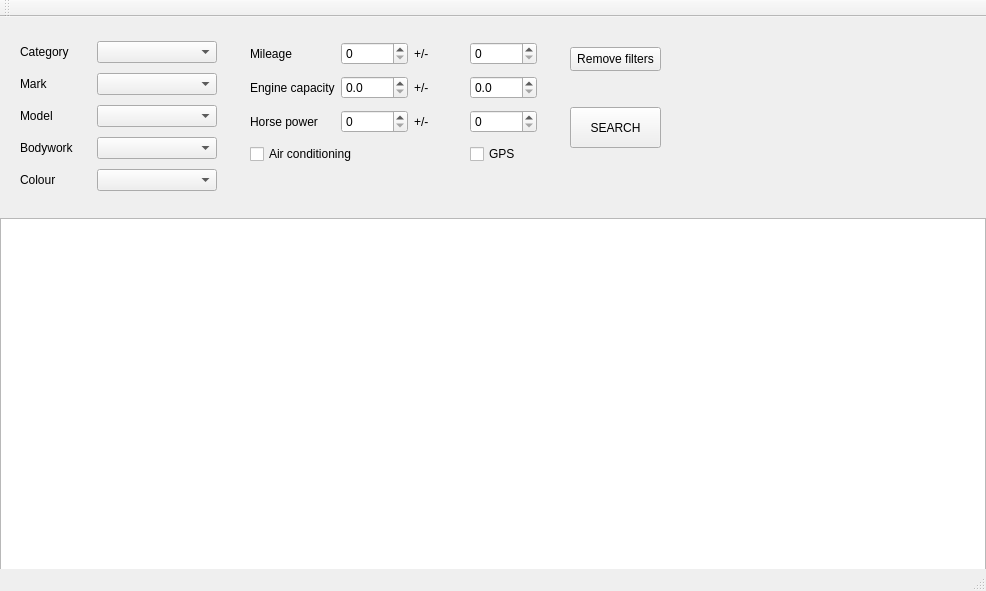
Before: the Qt Designer form mainwindow.ui in hubert-ant/car-dealer-app, drawn with Qt 5.
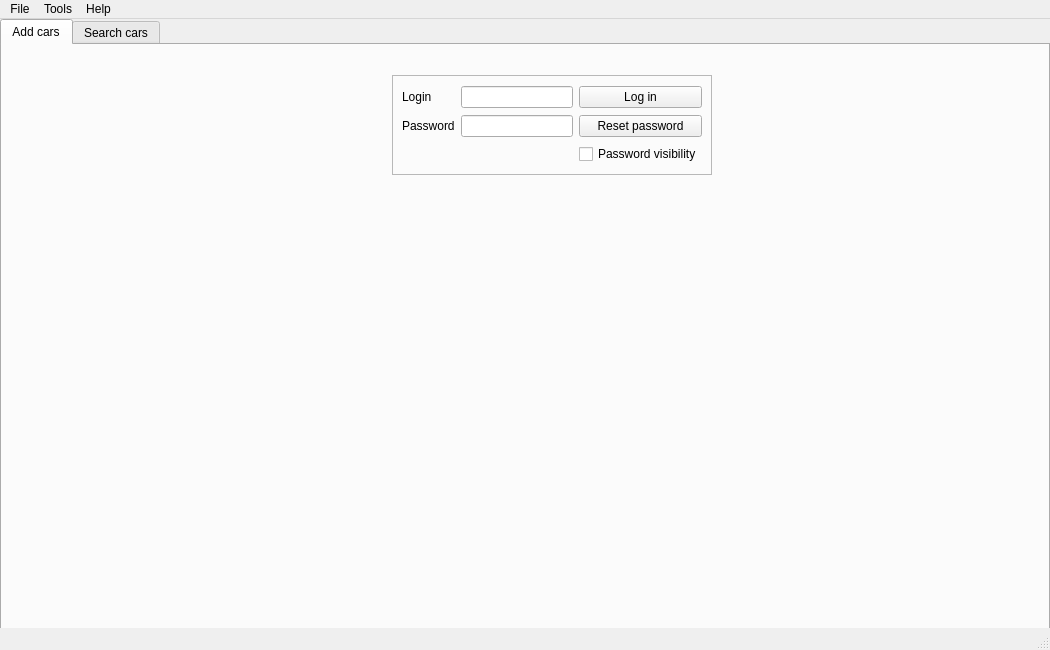
After: the same form once the commit is applied.

Patch:
```diff
--- a/mainwindow.ui
+++ b/mainwindow.ui
@@ -6,8 +6,8 @@
    <rect>
     <x>0</x>
     <y>0</y>
-    <width>986</width>
-    <height>591</height>
+    <width>1050</width>
+    <height>650</height>
    </rect>
   </property>
   <property name="sizePolicy">
@@ -20,24 +20,104 @@
    <string>MainWindow</string>
   </property>
   <widget class="QWidget" name="centralwidget">
-   <widget class="QPushButton" name="search_button">
+   <widget class="QTabWidget" name="tabWidget">
+    <property name="enabled">
+     <bool>true</bool>
+    </property>
     <property name="geometry">
      <rect>
-      <x>570</x>
-      <y>90</y>
-      <width>91</width>
-      <height>41</height>
+      <x>0</x>
+      <y>0</y>
+      <width>1050</width>
+      <height>650</height>
      </rect>
     </property>
+    <property name="minimumSize">
+     <size>
+      <width>1050</width>
+      <height>650</height>
+     </size>
+    </property>
+    <property name="currentIndex">
+     <number>0</number>
+    </property>
+    <widget class="QWidget" name="tab">
+     <attribute name="title">
+      <string>Add cars</string>
+     </attribute>
+     <widget class="QFrame" name="frame">
+      <property name="geometry">
+       <rect>
+        <x>390</x>
+        <y>30</y>
+        <width>320</width>
+        <height>100</height>
+       </rect>
+      </property>
+      <property name="frameShape">
+       <enum>QFrame::StyledPanel</enum>
+      </property>
+      <property name="frameShadow">
+       <enum>QFrame::Raised</enum>
+      </property>
+      <layout class="QGridLayout" name="gridLayout_3">
+       <item row="0" column="0">
+        <widget class="QLabel" name="label_7">
     <property name="text">
-     <string>SEARCH</string>
-    </property>
-   </widget>
+          <string>Login</string>
+         </property>
+        </widget>
+       </item>
+       <item row="0" column="1">
+        <widget class="QLineEdit" name="lineEdit"/>
+       </item>
+       <item row="0" column="2">
+        <widget class="QPushButton" name="login_button">
+         <property name="text">
+          <string>Log in</string>
+         </property>
+        </widget>
+       </item>
+       <item row="1" column="0">
+        <widget class="QLabel" name="label_8">
+         <property name="text">
+          <string>Password</string>
+         </property>
+        </widget>
+       </item>
+       <item row="1" column="1">
+        <widget class="QLineEdit" name="lineEdit_2">
+         <property name="echoMode">
+          <enum>QLineEdit::Password</enum>
+         </property>
+        </widget>
+       </item>
+       <item row="1" column="2">
+        <widget class="QPushButton" name="reset_button">
+         <property name="text">
+          <string>Reset password</string>
+         </property>
+        </widget>
+       </item>
+       <item row="2" column="2">
+        <widget class="QCheckBox" name="checkBox_3">
+         <property name="text">
+          <string>Password visibility</string>
+         </property>
+        </widget>
+       </item>
+      </layout>
+     </widget>
+    </widget>
+    <widget class="QWidget" name="Searchcars">
+     <attribute name="title">
+      <string>Search cars</string>
+     </attribute>
    <widget class="QWidget" name="widget" native="true">
     <property name="geometry">
      <rect>
       <x>20</x>
-      <y>20</y>
+        <y>30</y>
       <width>197</width>
       <height>162</height>
      </rect>
@@ -165,11 +245,24 @@
      </item>
     </layout>
    </widget>
+     <widget class="QPushButton" name="search_button">
+      <property name="geometry">
+       <rect>
+        <x>640</x>
+        <y>60</y>
+        <width>91</width>
+        <height>41</height>
+       </rect>
+      </property>
+      <property name="text">
+       <string>SEARCH</string>
+      </property>
+     </widget>
    <widget class="QWidget" name="widget_2" native="true">
     <property name="geometry">
      <rect>
-      <x>250</x>
-      <y>20</y>
+        <x>280</x>
+        <y>40</y>
       <width>287</width>
       <height>133</height>
      </rect>
@@ -317,8 +410,8 @@
    <widget class="QPushButton" name="remove_button">
     <property name="geometry">
      <rect>
-      <x>570</x>
-      <y>30</y>
+        <x>640</x>
+        <y>120</y>
       <width>91</width>
       <height>24</height>
      </rect>
@@ -331,9 +424,9 @@
     <property name="geometry">
      <rect>
       <x>0</x>
-      <y>201</y>
-      <width>986</width>
-      <height>361</height>
+        <y>250</y>
+        <width>1050</width>
+        <height>331</height>
      </rect>
     </property>
     <property name="dragDropOverwriteMode">
@@ -341,28 +434,37 @@
     </property>
    </widget>
   </widget>
+   </widget>
+  </widget>
   <widget class="QMenuBar" name="menubar">
    <property name="geometry">
     <rect>
      <x>0</x>
      <y>0</y>
-     <width>986</width>
+     <width>1050</width>
      <height>21</height>
     </rect>
    </property>
+   <widget class="QMenu" name="menuFile">
+    <property name="title">
+     <string>File</string>
+    </property>
+   </widget>
+   <widget class="QMenu" name="menuTools">
+    <property name="title">
+     <string>Tools</string>
+    </property>
+   </widget>
+   <widget class="QMenu" name="menuHelp">
+    <property name="title">
+     <string>Help</string>
+    </property>
+   </widget>
+   <addaction name="menuFile"/>
+   <addaction name="menuTools"/>
+   <addaction name="menuHelp"/>
   </widget>
   <widget class="QStatusBar" name="statusbar"/>
-  <widget class="QToolBar" name="toolBar">
-   <property name="windowTitle">
-    <string>toolBar</string>
-   </property>
-   <attribute name="toolBarArea">
-    <enum>TopToolBarArea</enum>
-   </attribute>
-   <attribute name="toolBarBreak">
-    <bool>false</bool>
-   </attribute>
-  </widget>
  </widget>
  <resources/>
  <connections/>
```
Left out of the diff: 112 changed lines with no effect on the pictures. Lines whose indentation alone changed are shown as unchanged.
